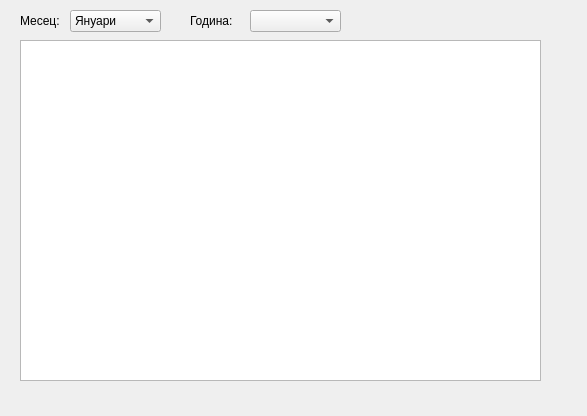
First picture: the form in src/View/AmbListSelector/AmbListSelector.ui, repository thefinalcutbg/DinoDent, before the edit.
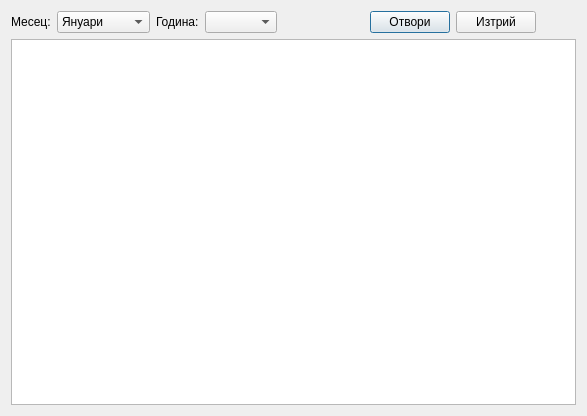
Second picture: the form after the edit. Custom widgets are drawn as their Qt base class.

Commit message: AmbListSelector can open and delete multiple ambLists

```diff
--- a/src/View/AmbListSelector/AmbListSelector.ui
+++ b/src/View/AmbListSelector/AmbListSelector.ui
@@ -13,15 +13,18 @@
   <property name="windowTitle">
    <string>AmbListSelector</string>
   </property>
+  <layout class="QVBoxLayout" name="verticalLayout">
+   <item>
+    <layout class="QHBoxLayout" name="horizontalLayout">
+     <item>
+      <widget class="QLabel" name="label">
+       <property name="text">
+        <string>Месец:</string>
+       </property>
+      </widget>
+     </item>
+     <item>
   <widget class="QComboBox" name="monthCombo">
-   <property name="geometry">
-    <rect>
-     <x>70</x>
-     <y>10</y>
-     <width>91</width>
-     <height>22</height>
-    </rect>
-   </property>
    <item>
     <property name="text">
      <string>Януари</string>
@@ -83,54 +86,78 @@
     </property>
    </item>
   </widget>
-  <widget class="QComboBox" name="yearCombo">
-   <property name="geometry">
-    <rect>
-     <x>250</x>
-     <y>10</y>
-     <width>91</width>
-     <height>22</height>
-    </rect>
-   </property>
-  </widget>
-  <widget class="QLabel" name="label">
-   <property name="geometry">
-    <rect>
-     <x>20</x>
-     <y>10</y>
-     <width>51</width>
-     <height>21</height>
-    </rect>
-   </property>
-   <property name="text">
-    <string>Месец:</string>
-   </property>
-  </widget>
+     </item>
+     <item>
   <widget class="QLabel" name="label_2">
-   <property name="geometry">
-    <rect>
-     <x>190</x>
-     <y>10</y>
-     <width>61</width>
-     <height>21</height>
-    </rect>
-   </property>
    <property name="text">
     <string>Година:</string>
    </property>
   </widget>
-  <widget class="QTableView" name="tableView">
-   <property name="geometry">
-    <rect>
-     <x>20</x>
-     <y>40</y>
-     <width>521</width>
-     <height>341</height>
-    </rect>
-   </property>
-  </widget>
+     </item>
+     <item>
+      <widget class="QComboBox" name="yearCombo"/>
+     </item>
+     <item>
+      <spacer name="horizontalSpacer">
+       <property name="orientation">
+        <enum>Qt::Horizontal</enum>
+       </property>
+       <property name="sizeType">
+        <enum>QSizePolicy::Expanding</enum>
+       </property>
+       <property name="sizeHint" stdset="0">
+        <size>
+         <width>40</width>
+         <height>20</height>
+        </size>
+       </property>
+      </spacer>
+     </item>
+     <item>
+      <widget class="QPushButton" name="openButton">
+       <property name="text">
+        <string>Отвори</string>
+       </property>
+      </widget>
+     </item>
+     <item>
+      <widget class="QPushButton" name="deleteButton">
+       <property name="text">
+        <string>Изтрий</string>
+       </property>
+      </widget>
+     </item>
+     <item>
+      <spacer name="horizontalSpacer_2">
+       <property name="orientation">
+        <enum>Qt::Horizontal</enum>
+       </property>
+       <property name="sizeType">
+        <enum>QSizePolicy::Fixed</enum>
+       </property>
+       <property name="sizeHint" stdset="0">
+        <size>
+         <width>40</width>
+         <height>20</height>
+        </size>
+       </property>
+      </spacer>
+     </item>
+    </layout>
+   </item>
+   <item>
+    <widget class="ListTable" name="tableView"/>
+   </item>
+  </layout>
  </widget>
  <layoutdefault spacing="6" margin="11"/>
+ <customwidgets>
+  <customwidget>
+   <class>ListTable</class>
+   <extends>QTableView</extends>
+   <header>listtable.h</header>
+  </customwidget>
+ </customwidgets>
  <resources/>
  <connections/>
 </ui>
```
Lines whose indentation alone changed are shown as unchanged. The commit also changes 38 other files.
